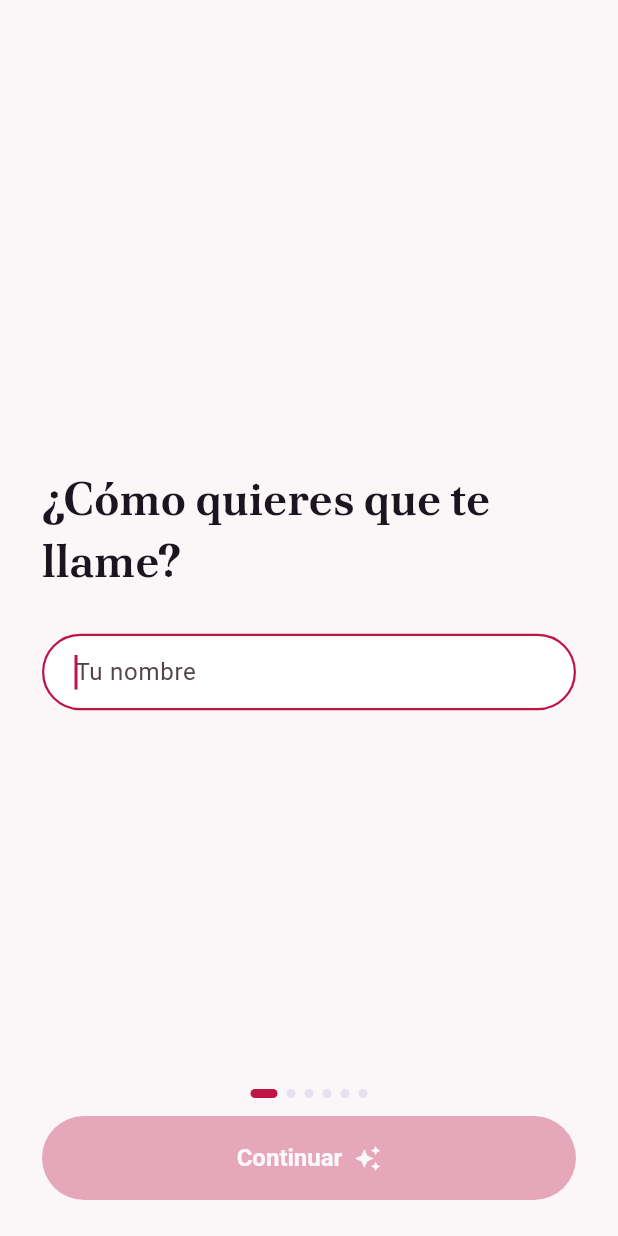
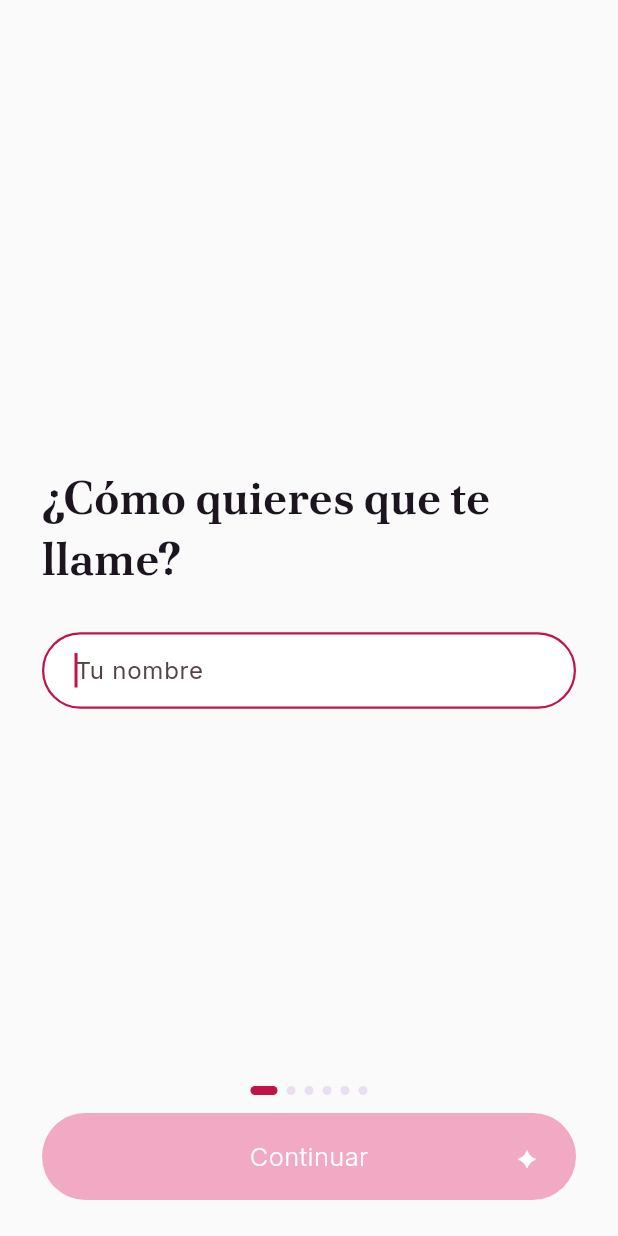
Before and after one commit to adnielys/aura_plus_frontend, a Flutter app: the OnboardingScreen screen opened by its route, on a phone screen of 412 x 824 dp. Run offline on Flutter 3.47's test engine with Material 3 defaults, Android fonts, the phone set to English and light mode, and no system bars; our stand-ins replace dio, flutter_riverpod, flutter_secure_storage, go_router; accounts and stored records are empty.

Commit message:
feat(theme): sistema de diseño del mockup — dos zonas de color y 3 tipografías
- app_colors: zona de entrada (#D60B52/#B30743, tintas #5D5D5D/#8A8A8A,
  bordes rosa) y zona de app (#C01448/#FF6FA1, bg #FAFAFA, surfaceTint).
- app_typography: Poltawski Nowy (serif), GFS Didot (eyebrows con
  letter-spacing) e Inter (sans por defecto); estilos eyebrow/sectionLabel.
- Fuentes bundleadas (Inter 300/400/700, GFS Didot) + carpetas de assets.
- SoftPrimaryButton: pill 58px con degradado de entrada y ✦ anclada.

Co-Authored-By: Claude Fable 5 <noreply@anthropic.com>

```diff
--- a/lib/core/theme/app_colors.dart
+++ b/lib/core/theme/app_colors.dart
@@ -1,32 +1,66 @@
 import 'package:flutter/material.dart';
 
-/// Paleta central de Aura+.
+/// Paleta central de Aura+, levantada del maquetado `aura_preview`.
 ///
-/// Tono cálido y sereno, coherente con el producto: acompaña, no evalúa.
-/// Alineada al maquetado (magenta `#C01448`) y a la spec Flutter. Mantener los
-/// colores aquí; las pantallas nunca hardcodean valores hex.
+/// El maquetado define DOS zonas de color:
+/// - **Entrada** (splash/bienvenida/onboarding, `:root`): fondo blanco puro,
+///   texto gris cálido y un carmesí más vivo ([entryAccent]).
+/// - **App** (tabs y flujo diario, `.ap-stage`): fondo #FAFAFA, tinta #1C1520
+///   y el magenta de marca ([primary]).
+/// Mantener los colores aquí; las pantallas nunca hardcodean valores hex.
 abstract final class AppColors {
   const AppColors._();
 
-  /// Magenta de marca. Acción principal y acentos (títulos resaltados).
+  // ── Zona app (.ap-stage del maquetado) ────────────────────────────────────
+  /// Magenta de marca (--crimson). Acción principal y acentos.
   static const Color primary = Color(0xFFC01448);
   static const Color primaryDark = Color(0xFF8E0F35);
 
-  /// Rosa suave de apoyo (fondos de tarjeta seleccionada, halos).
+  /// Rosa de apoyo (--rose): halos, estrella, resaltes suaves.
   static const Color secondary = Color(0xFFFF6FA1);
 
-  /// Casi-blanco cálido. Las superficies (tarjetas) van en blanco puro encima.
-  static const Color background = Color(0xFFFBF7F9);
+  /// Fondo de la zona app (--bg) y superficies (tarjetas en blanco).
+  static const Color background = Color(0xFFFAFAFA);
   static const Color surface = Color(0xFFFFFFFF);
 
-  static const Color textPrimary = Color(0xFF1C1520);
-  static const Color textSecondary = Color(0xFF6E6880);
+  /// Superficie lila suave (--surface): pills, iconos en cápsula.
+  static const Color surfaceTint = Color(0xFFF5F0FA);
 
-  /// Fondo oscuro del cierre del día (UX_08) y de la galaxia.
+  /// Borde de tarjetas de la zona app (--border).
+  static const Color border = Color(0xFFEDD5E0);
+
+  static const Color textPrimary = Color(0xFF1C1520); // --ink
+  static const Color textSecondary = Color(0xFF6B6273); // --muted
+
+  /// Fondo oscuro del cierre del día y la galaxia (--abyss profundo).
   static const Color closingBackground = Color(0xFF0A0415);
 
-  /// Estrella ganada (DailyProgressStar / constelación).
+  /// Estrella ganada (constelación).
   static const Color star = Color(0xFFFF6FA1);
+
+  // ── Zona de entrada (:root del maquetado) ──────────────────────────────────
+  /// Carmesí vivo de la entrada (--primary #d60b52): título de bienvenida,
+  /// valores de la frase, eyebrows del onboarding y CTA degradado.
+  static const Color entryAccent = Color(0xFFD60B52);
+  static const Color entryAccentDark = Color(0xFFB30743);
+
+  /// Texto principal de la frase del onboarding (--text-main).
+  static const Color entryInk = Color(0xFF5D5D5D);
+
+  /// Gris del párrafo de bienvenida (copy p).
+  static const Color entryMuted = Color(0xFF8A8A8A);
+
+  /// Pistas pequeñas del onboarding (.ob-hint).
+  static const Color entryHint = Color(0xFF9B8088);
+
+  /// Placeholder de la frase (seg-val vacío) y bordes rosados de la entrada.
+  static const Color entryPlaceholder = Color(0xFFE2A9BF);
+  static const Color entryBorder = Color(0xFFF0C3D3);
+
+  /// Degradado del CTA de la entrada (start-btn).
+  static const LinearGradient entryGradient = LinearGradient(
+    colors: [entryAccent, entryAccentDark],
+  );
 }
 
 /// Colores por estado emocional (spec · EmotionalOptionCard).
--- a/lib/core/theme/app_theme.dart
+++ b/lib/core/theme/app_theme.dart
@@ -21,6 +21,9 @@ abstract final class AppTheme {
       useMaterial3: true,
       colorScheme: colorScheme,
       scaffoldBackgroundColor: AppColors.background,
+      // Inter como sans por defecto (maquetado): todo Text sin fontFamily
+      // explícita la hereda.
+      fontFamily: AppTypography.sans,
       textTheme: AppTypography.textTheme,
       appBarTheme: const AppBarTheme(
         backgroundColor: AppColors.background,
--- a/lib/core/theme/app_typography.dart
+++ b/lib/core/theme/app_typography.dart
@@ -2,19 +2,34 @@ import 'package:flutter/material.dart';
 
 import 'app_colors.dart';
 
-/// Tipografía de Aura+.
-///
-/// Dos voces, como en el maquetado:
-/// - **Serif** ([serif]) para los títulos/"frases" del onboarding y mensajes de
-///   Aura: cálida, editorial, humana.
-/// - **Sans** del sistema para el cuerpo y los controles: neutra y legible.
-///
-/// Serif de marca: **Poltawski Nowy**, bundleada desde el maquetado
-/// (`assets/fonts/`). Funciona igual en Android e iOS.
+/// Tipografía de Aura+, las TRES voces del maquetado `aura_preview`:
+/// - **Poltawski Nowy** ([serif]): frases del onboarding, titulares emocionales.
+/// - **GFS Didot** ([didot]): marca y eyebrows en mayúsculas espaciadas
+///   ("ASÍ TE SIENTES HOY", "BUENAS TARDES").
+/// - **Inter** ([sans]): cuerpo, tarjetas y controles (fuente por defecto).
 abstract final class AppTypography {
   const AppTypography._();
 
   static const String serif = 'Poltawski Nowy';
+  static const String didot = 'GFS Didot';
+  static const String sans = 'Inter';
+
+  /// Eyebrow del maquetado: GFS Didot, mayúsculas, espaciada, en el acento.
+  static const TextStyle eyebrow = TextStyle(
+    fontFamily: didot,
+    fontSize: 13,
+    letterSpacing: 2,
+    color: AppColors.entryAccent,
+  );
+
+  /// Etiqueta de sección de la zona app (.label): pequeña, firme, muted.
+  static const TextStyle sectionLabel = TextStyle(
+    fontFamily: sans,
+    fontSize: 11,
+    fontWeight: FontWeight.w700,
+    letterSpacing: 1.2,
+    color: AppColors.textSecondary,
+  );
 
   static TextTheme get textTheme => const TextTheme(
         // Las "frases" grandes del onboarding y titulares emocionales.
@@ -38,9 +53,23 @@ abstract final class AppTypography {
           fontWeight: FontWeight.w600,
           color: AppColors.textPrimary,
         ),
-        // Cuerpo y subtítulos (sans del sistema).
-        bodyLarge: TextStyle(fontSize: 16, height: 1.45, color: AppColors.textPrimary),
-        bodyMedium: TextStyle(fontSize: 14, height: 1.45, color: AppColors.textSecondary),
-        labelLarge: TextStyle(fontSize: 15, fontWeight: FontWeight.w600),
+        // Cuerpo y subtítulos (Inter, como el maquetado).
+        bodyLarge: TextStyle(
+          fontFamily: sans,
+          fontSize: 16,
+          height: 1.45,
+          color: AppColors.textPrimary,
+        ),
+        bodyMedium: TextStyle(
+          fontFamily: sans,
+          fontSize: 14,
+          height: 1.45,
+          color: AppColors.textSecondary,
+        ),
+        labelLarge: TextStyle(
+          fontFamily: sans,
+          fontSize: 15,
+          fontWeight: FontWeight.w600,
+        ),
       );
 }
--- a/lib/shared/widgets/soft_primary_button.dart
+++ b/lib/shared/widgets/soft_primary_button.dart
@@ -1,13 +1,13 @@
 import 'package:flutter/material.dart';
 
 import '../../core/theme/app_colors.dart';
+import '../../core/theme/app_typography.dart';
 
-/// Botón principal de Aura+: forma "pill", magenta de marca.
-///
-/// Una sola acción por pantalla (UX_01). Estados:
-/// - Deshabilitado (`onPressed == null`): opacidad 0.35, no interactivo.
+/// Botón principal de Aura+ (start-btn del maquetado): pill de 58px con
+/// degradado carmesí, texto Inter ligero y el destello ✦ anclado al borde
+/// derecho. Una sola acción por pantalla (UX_01). Estados:
+/// - Deshabilitado (`onPressed == null`): rosa suave, no interactivo.
 /// - Cargando (`isLoading`): spinner blanco, sin texto.
-/// - Activo: magenta sólido con un destello opcional (✦) como en el maquetado.
 class SoftPrimaryButton extends StatelessWidget {
   const SoftPrimaryButton({
     super.key,
@@ -26,23 +26,35 @@ class SoftPrimaryButton extends StatelessWidget {
   Widget build(BuildContext context) {
     final isEnabled = onPressed != null && !isLoading;
 
-    return Opacity(
-      opacity: isEnabled ? 1 : 0.35,
-      child: SizedBox(
-        height: 56,
+    return SizedBox(
+      height: 58,
       width: double.infinity,
-        child: FilledButton(
-          onPressed: isEnabled ? onPressed : null,
-          style: FilledButton.styleFrom(
-            backgroundColor: AppColors.primary,
-            foregroundColor: Colors.white,
-            disabledBackgroundColor: AppColors.primary,
-            disabledForegroundColor: Colors.white,
-            shape: const StadiumBorder(),
-            textStyle: const TextStyle(fontSize: 16, fontWeight: FontWeight.w600),
+      child: DecoratedBox(
+        decoration: BoxDecoration(
+          gradient: isEnabled ? AppColors.entryGradient : null,
+          // Deshabilitado: rosa sereno del maquetado, sin sombra.
+          color: isEnabled ? null : const Color(0xFFF2A9C4),
+          borderRadius: BorderRadius.circular(29),
+          boxShadow: isEnabled
+              ? [
+                  BoxShadow(
+                    color: AppColors.entryAccent.withValues(alpha: 0.35),
+                    blurRadius: 20,
+                    offset: const Offset(0, 8),
                   ),
-          child: isLoading
-              ? const SizedBox(
+                ]
+              : null,
+        ),
+        child: Material(
+          color: Colors.transparent,
+          child: InkWell(
+            borderRadius: BorderRadius.circular(29),
+            onTap: isEnabled ? onPressed : null,
+            child: Stack(
+              alignment: Alignment.center,
+              children: [
+                if (isLoading)
+                  const SizedBox(
                     height: 22,
                     width: 22,
                     child: CircularProgressIndicator(
@@ -50,15 +62,27 @@ class SoftPrimaryButton extends StatelessWidget {
                       color: Colors.white,
                     ),
                   )
-              : Row(
-                  mainAxisAlignment: MainAxisAlignment.center,
-                  children: [
-                    Text(label),
-                    if (showSparkle) ...[
-                      const SizedBox(width: 8),
-                      const Icon(Icons.auto_awesome, size: 18),
+                else
+                  Text(
+                    label,
+                    style: const TextStyle(
+                      fontFamily: AppTypography.sans,
+                      fontSize: 17,
+                      fontWeight: FontWeight.w300,
+                      color: Colors.white,
+                    ),
+                  ),
+                // ✦ al borde derecho (right: 26 del maquetado).
+                if (showSparkle && !isLoading)
+                  const Positioned(
+                    right: 26,
+                    child: Text(
+                      '✦',
+                      style: TextStyle(fontSize: 15, color: Colors.white),
+                    ),
+                  ),
               ],
-                  ],
+            ),
           ),
         ),
       ),
```
Also changed, not shown: pubspec.yaml (+17 -1 lines), assets/fonts/GFSDidot-Regular.ttf (added), assets/fonts/Inter-Bold.ttf (added), assets/fonts/Inter-Light.ttf (added), assets/fonts/Inter-Regular.ttf (added), pubspec.lock. Lines whose indentation alone changed are shown as unchanged.
